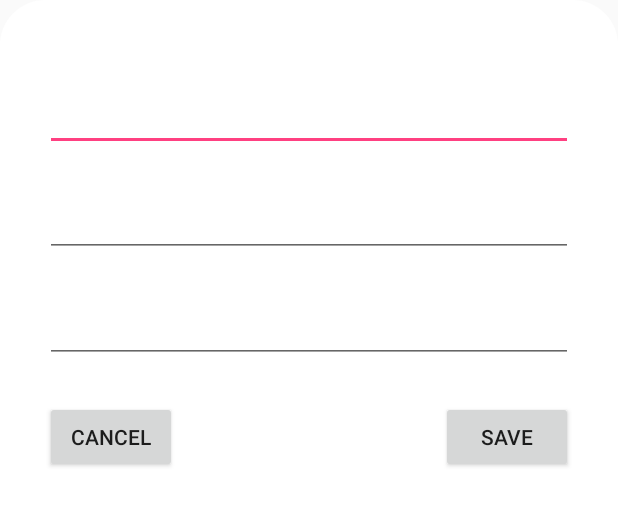
After one commit to amelendezi/Languo, an Android app: the layout dialog_edit_languo.xml on its own in the app's theme, with its tools: preview values and no code run, on a phone screen of 412 x 824 dp. The commit adds this screen. Shown: the top 505 px of the screen. Run offline under Robolectric (Android 15) with nearby library versions, the phone set to English and light mode, and no system bars.

Commit message:
Partially implemented the edit functionality. Only its crashing.

```diff
--- /dev/null
+++ b/app/src/main/res/drawable/dialog_background.xml
@@ -0,0 +1,12 @@
+<?xml version="1.0" encoding="utf-8"?>
+<shape xmlns:android="http://schemas.android.com/apk/res/android">
+    <solid
+        android:color="#ffffff"/>
+    <corners
+        android:radius="30dp" />
+    <padding
+        android:left="10dp"
+        android:top="10dp"
+        android:right="10dp"
+        android:bottom="10dp" />
+</shape>
--- a/app/src/main/res/layout/activity_languo_detail.xml
+++ b/app/src/main/res/layout/activity_languo_detail.xml
@@ -22,7 +22,8 @@
             android:layout_alignParentTop="true"
             android:layout_alignParentEnd="true"
             android:src="@mipmap/ic_edit"
-            android:background="@android:color/transparent" />
+            android:background="@android:color/transparent"
+            android:onClick="editAction" />
     </RelativeLayout>
 
     <TextView
--- /dev/null
+++ b/app/src/main/res/layout/dialog_edit_languo.xml
@@ -0,0 +1,66 @@
+<?xml version="1.0" encoding="utf-8"?>
+<LinearLayout xmlns:android="http://schemas.android.com/apk/res/android"
+    android:orientation="vertical" android:layout_width="match_parent"
+    android:layout_height="match_parent"
+    android:padding="30dp"
+    android:background="@drawable/dialog_background">
+
+    <Space
+        android:layout_width="match_parent"
+        android:layout_height="25dp"
+        android:layout_gravity="center_horizontal" />
+
+    <EditText
+        android:layout_width="match_parent"
+        android:layout_height="wrap_content"
+        android:id="@+id/editTermEditText"
+        android:layout_gravity="center_horizontal"
+        android:textColor="@color/colorPrimary" />
+
+    <Space
+        android:layout_width="match_parent"
+        android:layout_height="25dp"
+        android:layout_gravity="center_horizontal" />
+
+    <EditText
+        android:layout_width="match_parent"
+        android:layout_height="wrap_content"
+        android:id="@+id/editDefinitionEditText"
+        android:layout_gravity="center_horizontal" />
+
+    <Space
+        android:layout_width="match_parent"
+        android:layout_height="25dp"
+        android:layout_gravity="center_horizontal" />
+
+    <EditText
+        android:layout_width="match_parent"
+        android:layout_height="wrap_content"
+        android:id="@+id/editExampleEditView"
+        android:layout_gravity="center_horizontal" />
+
+    <Space
+        android:layout_width="match_parent"
+        android:layout_height="25dp"
+        android:layout_gravity="center_horizontal" />
+
+    <RelativeLayout
+        android:layout_width="match_parent"
+        android:layout_height="wrap_content"
+        android:layout_gravity="center_horizontal">
+
+        <Button
+            android:layout_width="wrap_content"
+            android:layout_height="wrap_content"
+            android:text="Cancel"
+            android:id="@+id/editCancelButton" />
+
+        <Button
+            android:layout_width="wrap_content"
+            android:layout_height="wrap_content"
+            android:text="Save"
+            android:id="@+id/editSaveChangesButton"
+            android:layout_centerVertical="true"
+            android:layout_alignParentEnd="true" />
+    </RelativeLayout>
+</LinearLayout>
```
Also changed, not shown: app/src/main/java/com/amelendez/lgo/activities/DetailActivity.java (+55 -0 lines).
